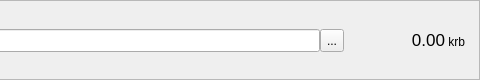
The window that src/gui/ui/receiveframe.ui (xcicoin/karbowanecwallet) describes before a commit, drawn with Qt 5; both pictures show x 510 to 990 and y 0 to 80 of the 990 by 80 pixel window.
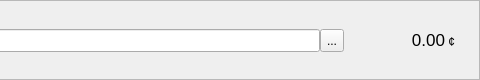
The same window after the commit. Icons and pictures are not drawn.

Patch:
```diff
--- a/src/gui/ui/receiveframe.ui
+++ b/src/gui/ui/receiveframe.ui
@@ -195,7 +195,7 @@
           </size>
          </property>
          <property name="text">
-          <string> krb</string>
+          <string> ¢</string>
          </property>
          <property name="alignment">
           <set>Qt::AlignBottom|Qt::AlignLeading|Qt::AlignLeft</set>
```
